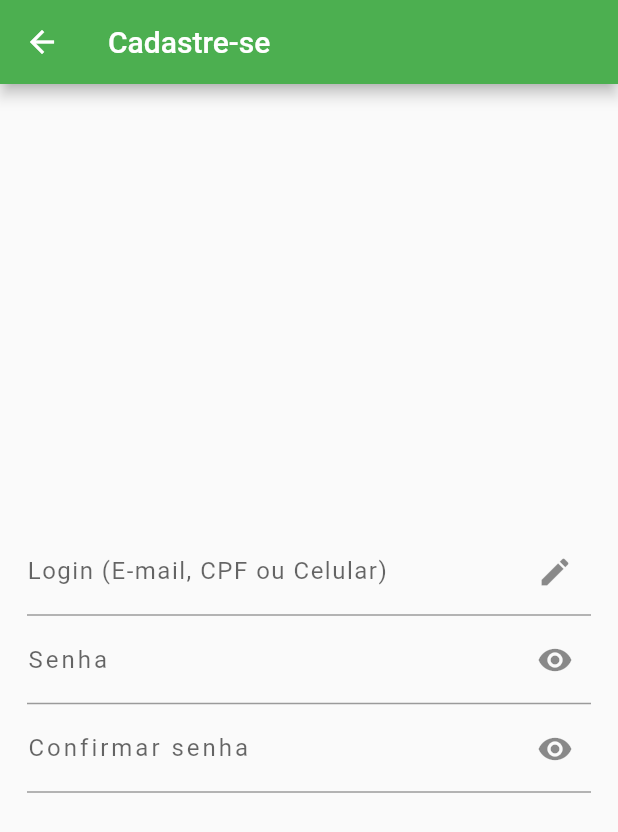
After one commit to adrianolucati/code_color, a Flutter app: the ConfirmPassword screen opened by its route, on a phone screen of 412 x 824 dp. The commit adds this screen. Shown: the top 832 px of the screen. Run offline on Flutter 3.47's test engine with Material 2 defaults, Android fonts, the phone set to English and light mode, and no system bars; our stand-ins replace flutter_colorpicker; missing offline and left inert: flutter_material_color_picker.

Commit message:
criação da primeira tela de cadastro com campo [Confirmar senha]

```diff
--- a/lib/pages/home_page.dart
+++ b/lib/pages/home_page.dart
@@ -43,7 +43,8 @@ class HomePageState extends State<HomePage> {
     return Scaffold(
       appBar: AppBar(
         title: const Text('Home Page'),
-        actions: const [
+        // ignore: prefer_const_literals_to_create_immutables
+        actions: [
           CustomSwitcher(),
         ],
       ),
--- /dev/null
+++ b/lib/pages/sign_up/confirm_password.dart
@@ -0,0 +1,113 @@
+import 'package:flutter/material.dart';
+
+class ConfirmPassword extends StatefulWidget {
+  ConfirmPassword({super.key, this.title = 'Cadastre-se'});
+
+  static ConfirmPassword instance = ConfirmPassword();
+
+  final String title;
+  String? user;
+  String? pass;
+
+  set setControllerUser(user) {
+    user = user;
+  }
+
+  get getUser {
+    return user;
+  }
+
+  set setcontrollerUpass(pass) {
+    pass = pass;
+  }
+
+  get getPass {
+    return pass;
+  }
+
+  @override
+  State<ConfirmPassword> createState() => _ConfirmPasswordState();
+}
+
+class _ConfirmPasswordState extends State<ConfirmPassword> {
+  final _formKey = GlobalKey<FormState>();
+
+  final TextEditingController _controllerUser =
+      TextEditingController(text: ConfirmPassword.instance.user);
+  // _controllerUser.tex
+  final TextEditingController _controllerPass =
+      TextEditingController(text: ConfirmPassword.instance.pass);
+
+  bool hidePassword = true;
+
+  @override
+  Widget build(BuildContext context) {
+    return Scaffold(
+        appBar: AppBar(
+          title: Text(widget.title),
+        ),
+        body: Padding(
+          padding: const EdgeInsets.all(18.0),
+          child: Column(
+            mainAxisAlignment: MainAxisAlignment.center,
+            children: [
+              TextField(
+                textInputAction: TextInputAction.next,
+                controller: _controllerUser,
+                style: TextStyle(
+                  fontSize: 16,
+                  letterSpacing: 1,
+                ),
+                decoration: const InputDecoration(
+                    labelText: 'Login (E-mail, CPF ou Celular)',
+                    suffixIcon: Icon(Icons.edit)
+                    // icon: Icon(Icons.edit),
+                    ),
+              ),
+              TextField(
+                textInputAction: TextInputAction.next,
+                controller: _controllerPass,
+                obscureText: hidePassword,
+                // ignore: prefer_const_constructors
+                style: TextStyle(
+                  fontSize: 16,
+                  letterSpacing: 2,
+                ),
+                decoration: InputDecoration(
+                  suffixIcon: IconButton(
+                    icon: const Icon(Icons.visibility),
+                    onPressed: () {
+                      setState(() {
+                        hidePassword = !hidePassword;
+                      });
+                    },
+                  ),
+                  labelText: 'Senha',
+                ),
+              ),
+              TextField(
+                textInputAction: TextInputAction.done,
+                controller: _controllerPass,
+                obscureText: hidePassword,
+                // ignore: prefer_const_constructors
+                style: TextStyle(
+                  fontSize: 16,
+                  letterSpacing: 2,
+                ),
+                decoration: InputDecoration(
+                  suffixIcon: IconButton(
+                    icon: Icon(Icons.visibility),
+                    onPressed: () {
+                      setState(() {
+                        hidePassword = !hidePassword;
+                      });
+                    },
+                  ),
+                  labelText: 'Confirmar senha',
+                ),
+              ),
+            ],
+          ),
+        ));
+  }
+}
```
Also changed, not shown: lib/app_widget.dart (+4 -20 lines), lib/pages/login/login_page_password.dart (renamed from lib/pages/login_page_password.dart, +35 -14 lines), lib/pages/login/login_page_user.dart (renamed from lib/pages/login_page_user.dart, +65 -30 lines).
